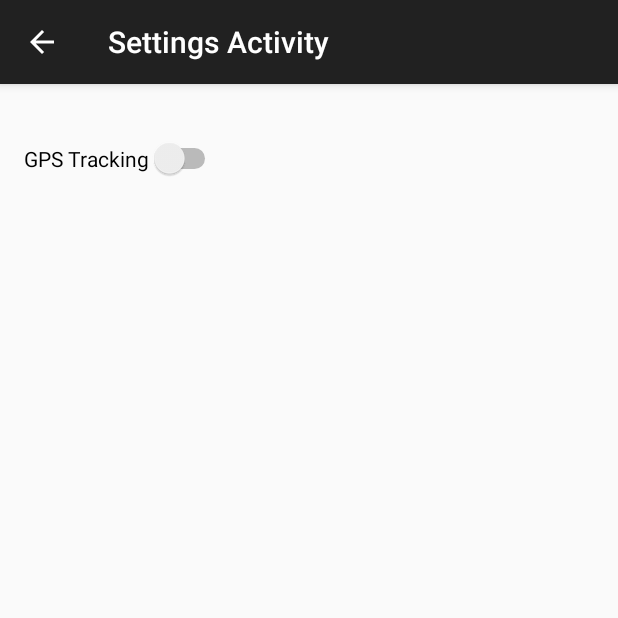
After one commit to kming/ECE1778, an Android app: the SettingsActivity screen opened directly, with no data from a screen before it, on a phone screen of 412 x 824 dp, the top half of it. The commit adds this screen. Run offline under Robolectric (Android 15) with nearby library versions, the phone set to English and light mode, and no system bars.

Commit message:
setting screen with location tracking switch added

```diff
--- a/Footprints/app/build.gradle
+++ b/Footprints/app/build.gradle
@@ -23,4 +23,5 @@ dependencies {
     compile fileTree(dir: 'libs', include: ['*.jar'])
     compile 'com.android.support:appcompat-v7:21.0.3'
     compile 'com.google.android.gms:play-services:6.5.87'
+    compile 'com.android.support:support-v4:21.0.3'
 }
--- a/Footprints/app/src/main/java/com/ece1778/keiming/footprints/UI/LauncherActivity.java
+++ b/Footprints/app/src/main/java/com/ece1778/keiming/footprints/UI/LauncherActivity.java
@@ -13,11 +13,13 @@ import android.widget.Button;
 import android.widget.Toast;
 
 import com.ece1778.keiming.footprints.R;
+import com.google.android.gms.common.api.GoogleApiClient;
+import com.google.android.gms.location.LocationListener;
+import com.google.android.gms.location.LocationRequest;
 
 
 public class LauncherActivity extends ActionBarActivity {
     private static Context mContext = null;
-
 
     @Override
     protected void onCreate(Bundle savedInstanceState) {
--- /dev/null
+++ b/Footprints/app/src/main/java/com/ece1778/keiming/footprints/UI/SettingsActivity.java
@@ -0,0 +1,64 @@
+package com.ece1778.keiming.footprints.UI;
+
+import android.content.SharedPreferences;
+import android.support.v7.app.ActionBarActivity;
+import android.os.Bundle;
+import android.view.Menu;
+import android.view.MenuItem;
+import android.widget.CompoundButton;
+import android.widget.Switch;
+import android.widget.TextView;
+
+import com.ece1778.keiming.footprints.R;
+
+public class SettingsActivity extends ActionBarActivity {
+
+    @Override
+    protected void onCreate(Bundle savedInstanceState) {
+        super.onCreate(savedInstanceState);
+        setContentView(R.layout.activity_settings);
+
+        Switch mySwitch = (Switch) findViewById(R.id.locationTrackSwitch);
+
+        final SharedPreferences preferences = getPreferences(MODE_PRIVATE);
+        boolean locationPref = preferences.getBoolean("locationPref", false);  //default is false
+        if (locationPref)
+        {
+            mySwitch.setChecked(true);
+        }
+        else
+        {
+            mySwitch.setChecked(false);
+        }
+
+        //attach a listener to check for changes in state
+        mySwitch.setOnCheckedChangeListener(new CompoundButton.OnCheckedChangeListener() {
+
+            @Override
+            public void onCheckedChanged(CompoundButton buttonView,
+                                         boolean isChecked) {
+
+                if(isChecked){
+                    SharedPreferences.Editor editor = preferences.edit();
+                    editor.putBoolean("locationPref", true); // value to store
+                    editor.commit();
+                }else{
+                    SharedPreferences.Editor editor = preferences.edit();
+                    editor.putBoolean("locationPref", false); // value to store
+                    editor.commit();
+                }
+
+            }
+        });
+
+        //check the current state before we display the screen
+        if(mySwitch.isChecked()){
+            //switchStatus.setText("Switch is currently ON");
+        }
+        else {
+            //switchStatus.setText("Switch is currently OFF");
+        }
+    }
+
+
+}
--- /dev/null
+++ b/Footprints/app/src/main/res/layout/activity_settings.xml
@@ -0,0 +1,18 @@
+<RelativeLayout xmlns:android="http://schemas.android.com/apk/res/android"
+    xmlns:tools="http://schemas.android.com/tools" android:layout_width="match_parent"
+    android:layout_height="match_parent" android:paddingLeft="@dimen/activity_horizontal_margin"
+    android:paddingRight="@dimen/activity_horizontal_margin"
+    android:paddingTop="@dimen/activity_vertical_margin"
+    android:paddingBottom="@dimen/activity_vertical_margin"
+    tools:context="com.ece1778.keiming.footprints.UI.SettingsActivity">
+
+    <Switch
+        android:id="@+id/locationTrackSwitch"
+        android:layout_width="wrap_content"
+        android:layout_height="wrap_content"
+        android:layout_alignParentLeft="true"
+        android:layout_alignParentTop="true"
+        android:layout_marginTop="20dp"
+        android:text="GPS Tracking" />
+
+</RelativeLayout>
--- a/Footprints/app/src/main/res/values/strings.xml
+++ b/Footprints/app/src/main/res/values/strings.xml
@@ -1,13 +1,14 @@
 <?xml version="1.0" encoding="utf-8"?>
 <resources>
 
-    <string name="app_name">Footprints</string>
+    <string name="app_name">FootPrints</string>
     <string name="hello_world">Hello world!</string>
     <string name="action_settings">Settings</string>
     <string name="title_activity_maps">Map</string>
-
     <string name="display_map_btn_message">Login</string>
     <string name="add_btn_message">Add Note</string>
     <string name="camera_btn_message">Add Photo</string>
     <string name="voice_btn_message">Add Recording</string>
+    <string name="title_activity_settings">Settings Activity</string>
+
 </resources>
```
Also changed, not shown: Footprints/app/src/main/AndroidManifest.xml (+9 -3 lines), Footprints/app/src/main/java/com/ece1778/keiming/footprints/Managers/LocationManager.java (+0 -14 lines), Footprints/app/src/main/java/com/ece1778/keiming/footprints/UI/MapsActivity.java (+23 -4 lines), Footprints/app/src/main/res/layout/activity_maps.xml (+8 -0 lines), Footprints/app/src/main/res/layout/drawer_layout.xml (added, +20 -0 lines), Footprints/app/src/main/res/menu/menu_settings.xml (added, +7 -0 lines).
